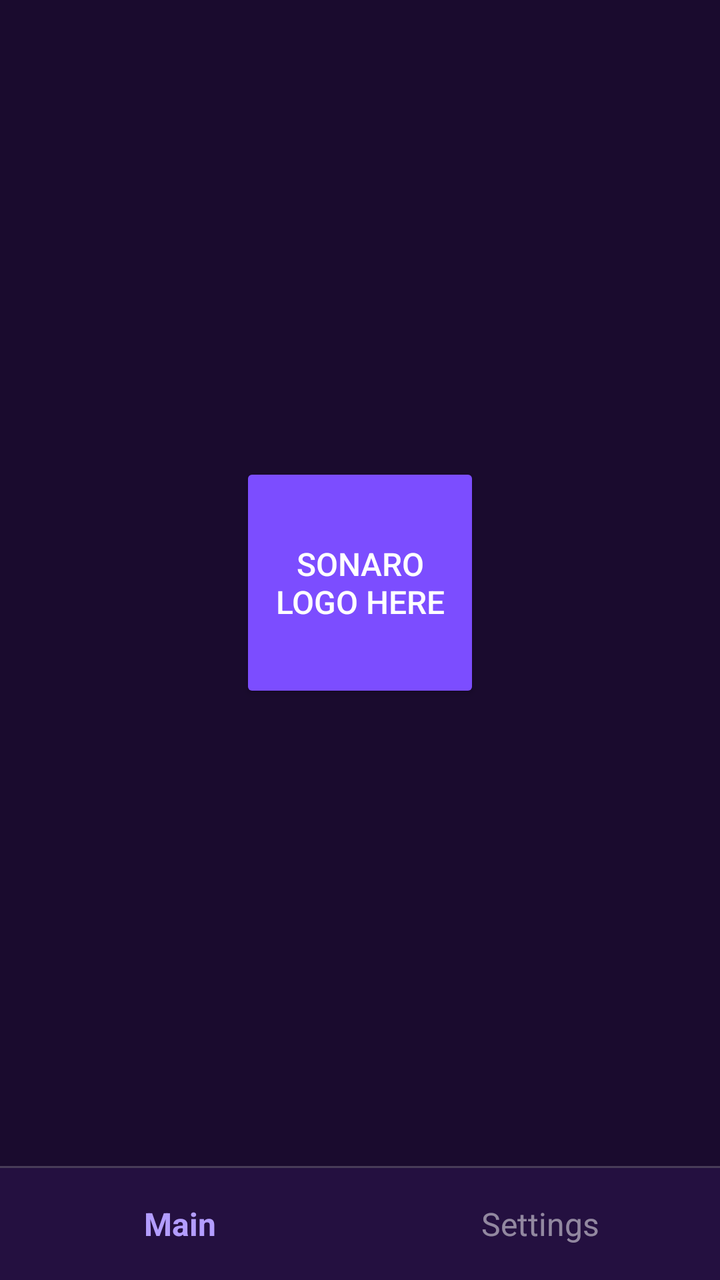
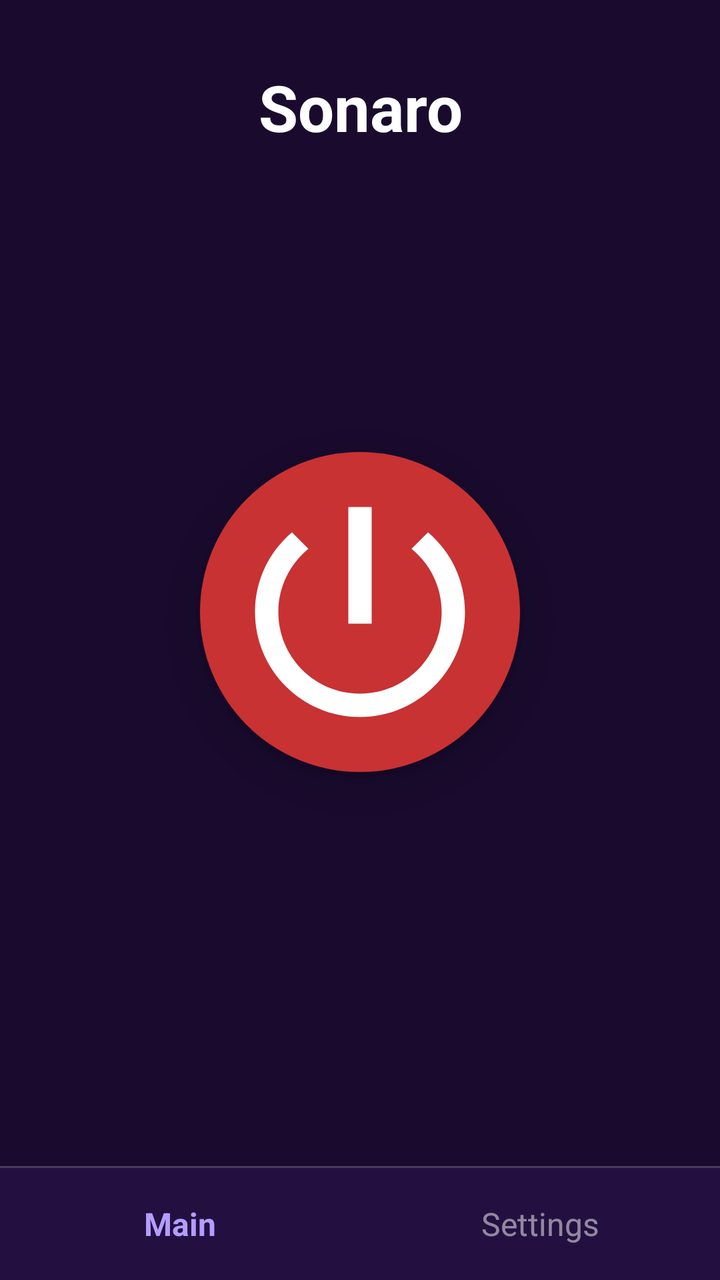

The first picture is an Android layout as it rendered before a commit; the second is the same layout after the commit. The layout source and the unified diff follow.
<!-- AndroidManifest.xml: activity theme Theme.Sonaro -->
<!-- res/layout/activity_main.xml -->
<?xml version="1.0" encoding="utf-8"?>
<LinearLayout xmlns:android="http://schemas.android.com/apk/res/android"
              android:layout_width="match_parent"
              android:layout_height="match_parent"
              android:orientation="vertical"
              android:background="#1A0B2E">

    
    <FrameLayout
            android:layout_width="match_parent"
            android:layout_height="0dp"
            android:layout_weight="1">

        
        <LinearLayout
                android:id="@+id/mainTab"
                android:layout_width="match_parent"
                android:layout_height="match_parent"
                android:orientation="vertical"
                android:gravity="center">

            <Button
                    android:id="@+id/centerButton"
                    android:layout_width="120dp"
                    android:layout_height="120dp"
                    android:text="Sonaro Logo Here"
                    android:textColor="#FFFFFF"
                    android:textSize="16sp"
                    android:backgroundTint="#7C4DFF" />
        </LinearLayout>

        
        <ScrollView
                android:id="@+id/settingsTab"
                android:layout_width="match_parent"
                android:layout_height="match_parent"
                android:fillViewport="true"
                android:visibility="gone">

            <LinearLayout
                    android:layout_width="match_parent"
                    android:layout_height="wrap_content"
                    android:orientation="vertical"
                    android:padding="20dp">

                <TextView
                        android:layout_width="match_parent"
                        android:layout_height="wrap_content"
                        android:text="Sonaro will react to the phrase \&quot;Hey Jarvis\&quot;."
                        android:textColor="#FFFFFF"
                        android:textSize="18sp" />

                <TextView
                        android:layout_width="match_parent"
                        android:layout_height="wrap_content"
                        android:layout_marginTop="16dp"
                        android:text="When the phrase is spoken, Sonaro will: "
                        android:textColor="#FFFFFF"
                        android:textSize="16sp" />

                <CheckBox
                        android:id="@+id/flashCheckBox"
                        android:layout_width="match_parent"
                        android:layout_height="wrap_content"
                        android:layout_marginTop="8dp"
                        android:text="Flash flashlight"
                        android:textColor="#FFFFFF"
                        android:buttonTint="#7C4DFF"
                        android:checked="true" />

                <CheckBox
                        android:id="@+id/unlockCheckBox"
                        android:layout_width="match_parent"
                        android:layout_height="wrap_content"
                        android:text="Unlock screen"
                        android:textColor="#FFFFFF"
                        android:buttonTint="#7C4DFF"
                        android:checked="true" />

                
                <LinearLayout
                        android:layout_width="match_parent"
                        android:layout_height="wrap_content"
                        android:layout_marginTop="16dp"
                        android:orientation="horizontal">

                    <TextView
                            android:layout_width="0dp"
                            android:layout_height="wrap_content"
                            android:layout_weight="1"
                            android:text="Increase brightness to"
                            android:textColor="#FFFFFF"
                            android:textSize="16sp" />

                    <TextView
                            android:id="@+id/brightnessValue"
                            android:layout_width="wrap_content"
                            android:layout_height="wrap_content"
                            android:text="100%"
                            android:textColor="#B39DFF"
                            android:textSize="16sp" />
                </LinearLayout>

                <SeekBar
                        android:id="@+id/brightnessSeekBar"
                        android:layout_width="match_parent"
                        android:layout_height="wrap_content"
                        android:max="100"
                        android:progress="100"
                        android:progressTint="#7C4DFF"
                        android:thumbTint="#7C4DFF" />

                
                <LinearLayout
                        android:layout_width="match_parent"
                        android:layout_height="wrap_content"
                        android:layout_marginTop="16dp"
                        android:orientation="horizontal">

                    <TextView
                            android:layout_width="0dp"
                            android:layout_height="wrap_content"
                            android:layout_weight="1"
                            android:text="Increase volume to"
                            android:textColor="#FFFFFF"
                            android:textSize="16sp" />

                    <TextView
                            android:id="@+id/volumeValue"
                            android:layout_width="wrap_content"
                            android:layout_height="wrap_content"
                            android:text="100%"
                            android:textColor="#B39DFF"
                            android:textSize="16sp" />
                </LinearLayout>

                <SeekBar
                        android:id="@+id/volumeSeekBar"
                        android:layout_width="match_parent"
                        android:layout_height="wrap_content"
                        android:max="100"
                        android:progress="100"
                        android:progressTint="#7C4DFF"
                        android:thumbTint="#7C4DFF" />

                <CheckBox
                        android:id="@+id/soundCheckBox"
                        android:layout_width="match_parent"
                        android:layout_height="wrap_content"
                        android:layout_marginTop="16dp"
                        android:text="Play sound"
                        android:textColor="#FFFFFF"
                        android:buttonTint="#7C4DFF"
                        android:checked="true" />

                <TextView
                        android:layout_width="match_parent"
                        android:layout_height="wrap_content"
                        android:layout_marginTop="16dp"
                        android:text="For the following: "
                        android:textColor="#FFFFFF"
                        android:textSize="16sp" />

                
                <LinearLayout
                        android:layout_width="match_parent"
                        android:layout_height="wrap_content"
                        android:layout_marginTop="8dp"
                        android:orientation="horizontal">

                    <TextView
                            android:id="@+id/durationValue"
                            android:layout_width="wrap_content"
                            android:layout_height="wrap_content"
                            android:text="5"
                            android:textColor="#B39DFF"
                            android:textSize="16sp" />

                    <TextView
                            android:layout_width="wrap_content"
                            android:layout_height="wrap_content"
                            android:layout_marginStart="6dp"
                            android:text="seconds"
                            android:textColor="#FFFFFF"
                            android:textSize="16sp" />
                </LinearLayout>

                <SeekBar
                        android:id="@+id/durationSeekBar"
                        android:layout_width="match_parent"
                        android:layout_height="wrap_content"
                        android:max="29"
                        android:progress="4"
                        android:progressTint="#7C4DFF"
                        android:thumbTint="#7C4DFF" />
            </LinearLayout>
        </ScrollView>
    </FrameLayout>

    
    <View
            android:layout_width="match_parent"
            android:layout_height="1dp"
            android:background="#33FFFFFF" />

    
    <LinearLayout
            android:layout_width="match_parent"
            android:layout_height="56dp"
            android:orientation="horizontal"
            android:background="#241040">

        <TextView
                android:id="@+id/tabMain"
                android:layout_width="0dp"
                android:layout_height="match_parent"
                android:layout_weight="1"
                android:gravity="center"
                android:text="Main"
                android:textSize="16sp"
                android:textStyle="bold"
                android:textColor="#B39DFF"
                android:clickable="true"
                android:focusable="true"
                android:background="?android:attr/selectableItemBackground" />

        <TextView
                android:id="@+id/tabSettings"
                android:layout_width="0dp"
                android:layout_height="match_parent"
                android:layout_weight="1"
                android:gravity="center"
                android:text="Settings"
                android:textSize="16sp"
                android:textColor="#80FFFFFF"
                android:clickable="true"
                android:focusable="true"
                android:background="?android:attr/selectableItemBackground" />
    </LinearLayout>
</LinearLayout>
<!-- resources referenced by this layout -->
<resources>
  <style name="Theme.Sonaro" parent="android:Theme.Material.Light.NoActionBar" />
</resources>

<!-- the commit's change to res/layout/activity_main.xml (unified diff, before → after) -->
@@ -16,17 +16,48 @@
                 android:id="@+id/mainTab"
                 android:layout_width="match_parent"
                 android:layout_height="match_parent"
-                android:orientation="vertical"
-                android:gravity="center">
-
-            <Button
-                    android:id="@+id/centerButton"
-                    android:layout_width="120dp"
-                    android:layout_height="120dp"
-                    android:text="Sonaro Logo Here"
+                android:orientation="vertical">
+
+            <TextView
+                    android:layout_width="match_parent"
+                    android:layout_height="wrap_content"
+                    android:layout_marginTop="32dp"
+                    android:gravity="center"
+                    android:text="Sonaro"
                     android:textColor="#FFFFFF"
-                    android:textSize="16sp"
-                    android:backgroundTint="#7C4DFF" />
+                    android:textSize="32sp"
+                    android:textStyle="bold" />
+
+            <LinearLayout
+                    android:layout_width="match_parent"
+                    android:layout_height="0dp"
+                    android:layout_weight="1"
+                    android:orientation="vertical"
+                    android:gravity="center">
+
+                <ImageButton
+                        android:id="@+id/centerButton"
+                        android:layout_width="160dp"
+                        android:layout_height="160dp"
+                        android:background="@drawable/bg_power_button"
+                        android:backgroundTint="#C83232"
+                        android:src="@drawable/ic_power"
+                        android:scaleType="fitCenter"
+                        android:padding="10dp"
+                        android:elevation="8dp"
+                        android:contentDescription="Turn listening on or off" />
+
+                <TextView
+                        android:id="@+id/statusText"
+                        android:layout_width="match_parent"
+                        android:layout_height="wrap_content"
+                        android:layout_marginTop="24dp"
+                        android:gravity="center"
+                        android:text="Listening in the background."
+                        android:textColor="#B39DFF"
+                        android:textSize="16sp"
+                        android:visibility="invisible" />
+            </LinearLayout>
         </LinearLayout>
 
         
@@ -152,6 +183,51 @@
                         android:textColor="#FFFFFF"
                         android:buttonTint="#7C4DFF"
                         android:checked="true" />
+
+                
+                <TextView
+                        android:layout_width="match_parent"
+                        android:layout_height="wrap_content"
+                        android:layout_marginTop="8dp"
+                        android:text="Alarm sound"
+                        android:textColor="#FFFFFF"
+                        android:textSize="14sp" />
+
+                <TextView
+                        android:id="@+id/soundFileName"
+                        android:layout_width="match_parent"
+                        android:layout_height="wrap_content"
+                        android:text="Default alarm"
+                        android:textColor="#B39DFF"
+                        android:textSize="14sp"
+                        android:singleLine="true"
+                        android:ellipsize="middle" />
+
+                <LinearLayout
+                        android:layout_width="match_parent"
+                        android:layout_height="wrap_content"
+                        android:layout_marginTop="4dp"
+                        android:orientation="horizontal">
+
+                    <Button
+                            android:id="@+id/chooseSoundButton"
+                            android:layout_width="0dp"
+                            android:layout_height="wrap_content"
+                            android:layout_weight="1"
+                            android:text="Choose file"
+                            android:textColor="#FFFFFF"
+                            android:backgroundTint="#7C4DFF" />
+
+                    <Button
+                            android:id="@+id/clearSoundButton"
+                            android:layout_width="0dp"
+                            android:layout_height="wrap_content"
+                            android:layout_weight="1"
+                            android:layout_marginStart="8dp"
+                            android:text="Clear"
+                            android:textColor="#FFFFFF"
+                            android:backgroundTint="#7C4DFF" />
+                </LinearLayout>
 
                 <TextView
                         android:layout_width="match_parent"
<!-- resource entries referenced after the edit -->
@@ -1,5 +1,22 @@
 <!-- resources referenced by this layout -->
 <resources>
+  <!-- drawable bg_power_button (drawable) -->
+  <?xml version="1.0" encoding="utf-8"?>
+  <shape xmlns:android="http://schemas.android.com/apk/res/android"
+      android:shape="oval">
+      <solid android:color="#FFFFFF" />
+  </shape>
+  <!-- drawable ic_power (drawable) -->
+  <?xml version="1.0" encoding="utf-8"?>
+  <vector xmlns:android="http://schemas.android.com/apk/res/android"
+      android:width="24dp"
+      android:height="24dp"
+      android:viewportWidth="24"
+      android:viewportHeight="24">
+      <path
+          android:fillColor="#FFFFFF"
+          android:pathData="M13,3h-2v10h2L13,3zM17.83,5.17l-1.42,1.42C17.99,7.86 19,9.81 19,12c0,3.87 -3.13,7 -7,7s-7,-3.13 -7,-7c0,-2.19 1.01,-4.14 2.58,-5.42L6.17,5.17C4.23,6.82 3,9.26 3,12c0,4.97 4.03,9 9,9s9,-4.03 9,-9c0,-2.74 -1.23,-5.18 -3.17,-6.83z" />
+  </vector>
   <style name="Theme.Sonaro" parent="android:Theme.Material.Light.NoActionBar" />
 </resources>
 
